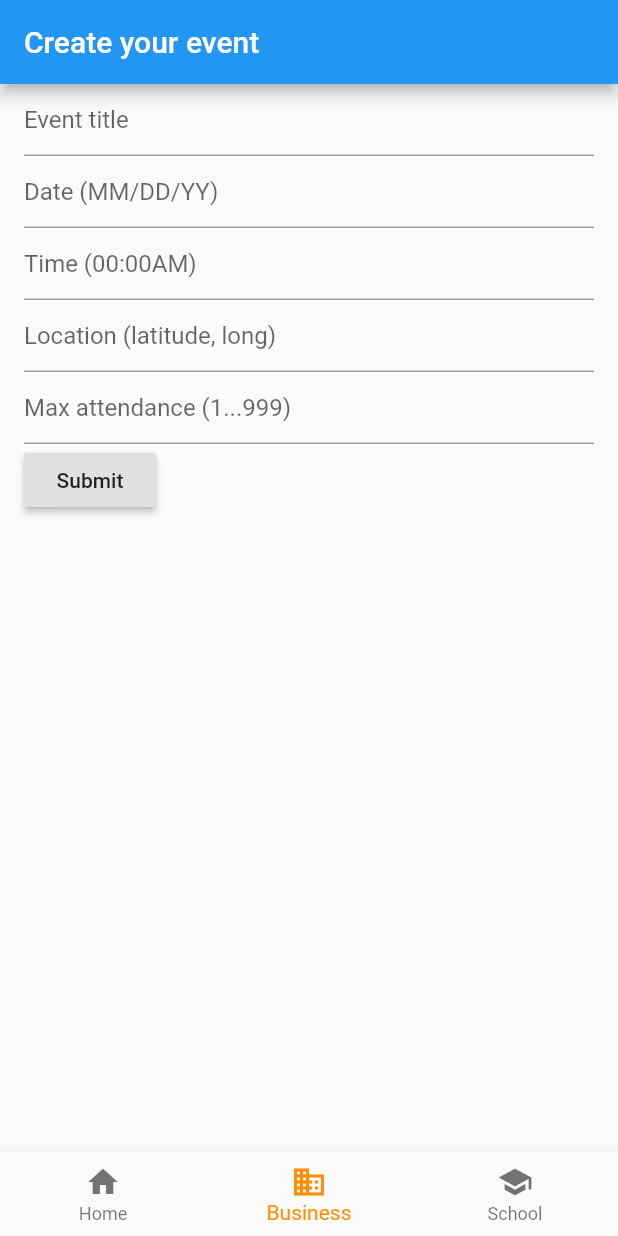
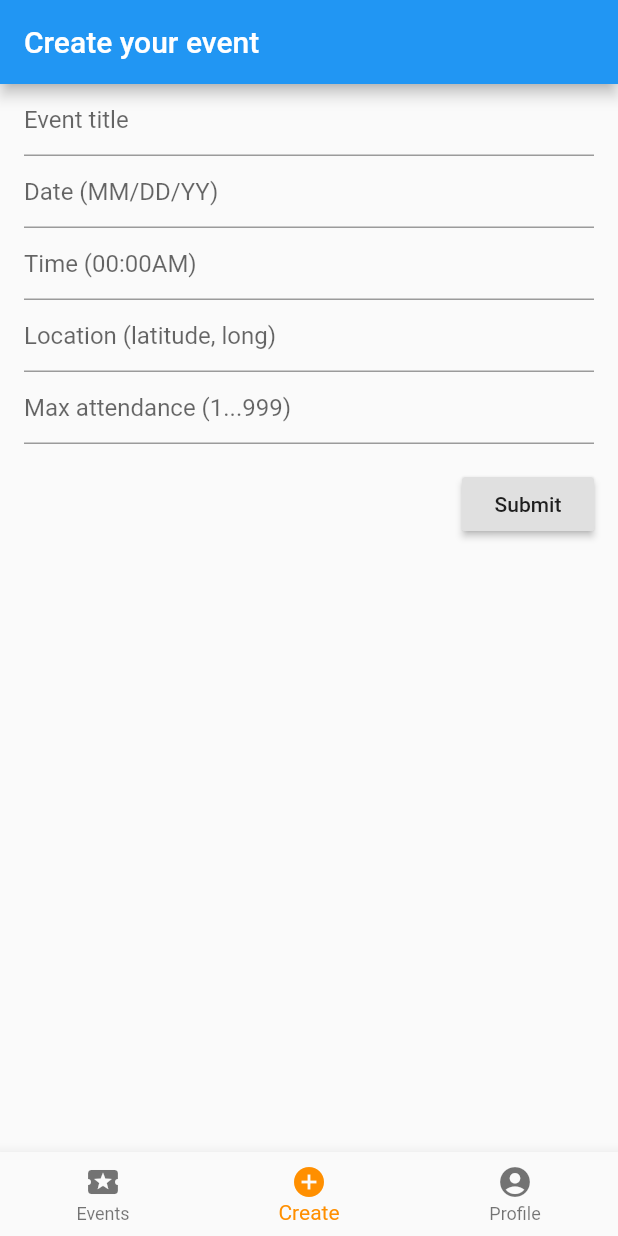
Before and after one commit to Kitenite/social_challenges, a Flutter app: the screen it shows after launch, item 2 of the bottom bar chosen, on a phone screen of 412 x 824 dp. Run offline on Flutter 3.47's test engine with Material 2 defaults, Android fonts, the phone set to English and light mode, and no system bars; our stand-ins replace firebase_analytics; accounts and stored records are empty.

Commit message:
bottom bar

```diff
--- a/lib/create.dart
+++ b/lib/create.dart
@@ -5,7 +5,6 @@ class CreatePage extends StatelessWidget {
 
   @override
   Widget build(BuildContext context) {
-    // TODO: implement build
     return Scaffold(
       appBar: AppBar(
         title: Text('Create your event'),
@@ -23,7 +22,7 @@ class CreatePage extends StatelessWidget {
         child: Form(
         key: _formKey,
         child: Column(
-          crossAxisAlignment: CrossAxisAlignment.start,
+          crossAxisAlignment: CrossAxisAlignment.end,
           children: <Widget>[
             TextFormField(
               decoration: const InputDecoration(
@@ -81,7 +80,7 @@ class CreatePage extends StatelessWidget {
               },
             ),
             Padding(
-              padding: const EdgeInsets.symmetric(vertical: 0.0),
+              padding: const EdgeInsets.symmetric(vertical: 16.0),
               child: RaisedButton(
                 onPressed: () {
                   // Validate will return true if the form is valid, or false if
--- a/lib/main.dart
+++ b/lib/main.dart
@@ -6,6 +6,9 @@ import 'create.dart';
 void main() => runApp(MainAppPage());
 
 class MainAppPageState  extends State<MainAppPage> {
+
+  User mainUser = new User();
+
   int _selectedIndex = 0;
   static const TextStyle optionStyle = TextStyle(fontSize: 30, fontWeight: FontWeight.bold);
   static List<Widget> _widgetOptions = <Widget>[
@@ -29,23 +32,22 @@ class MainAppPageState  extends State<MainAppPage> {
         bottomNavigationBar: BottomNavigationBar(
           items: const <BottomNavigationBarItem>[
             BottomNavigationBarItem(
-              icon: Icon(Icons.home),
-              title: Text('Home'),
+              icon: Icon(Icons.local_activity),
+              title: Text('Events'),
             ),
             BottomNavigationBarItem(
-              icon: Icon(Icons.business),
-              title: Text('Business'),
+              icon: Icon(Icons.add_circle),
+              title: Text('Create'),
             ),
             BottomNavigationBarItem(
-              icon: Icon(Icons.school),
-              title: Text('School'),
+              icon: Icon(Icons.account_circle),
+              title: Text('Profile'),
             ),
           ],
           currentIndex: _selectedIndex,
           selectedItemColor: Colors.amber[800],
           onTap: _onItemTapped,
         ),
-
       ),
     );
   }
```
